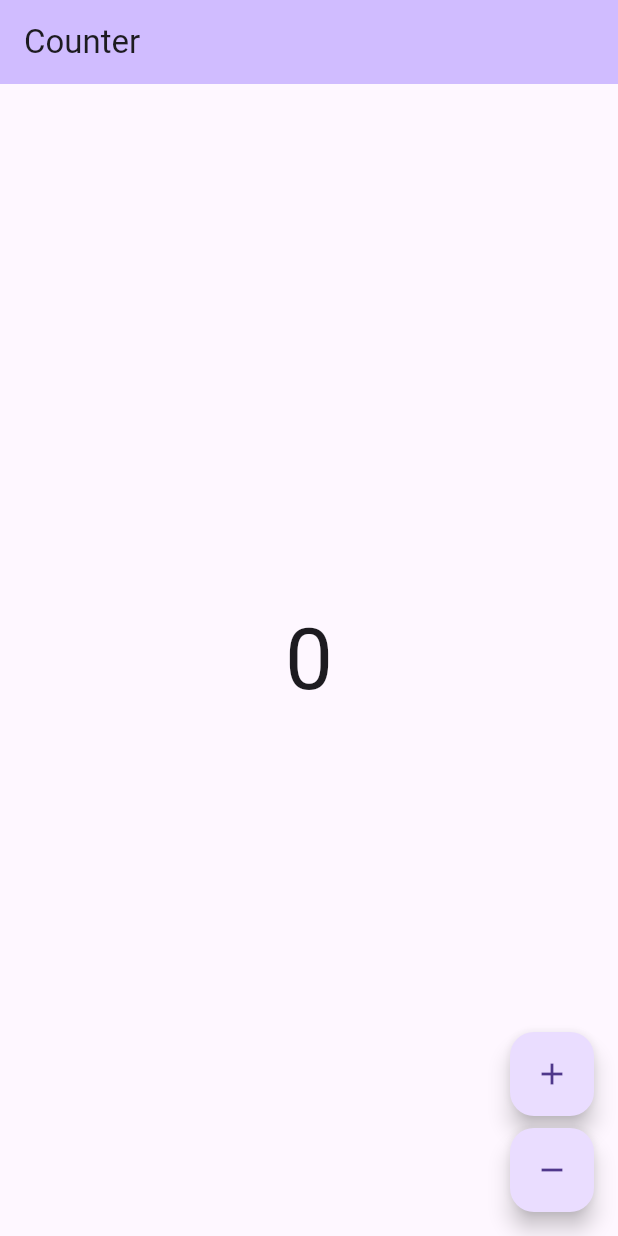
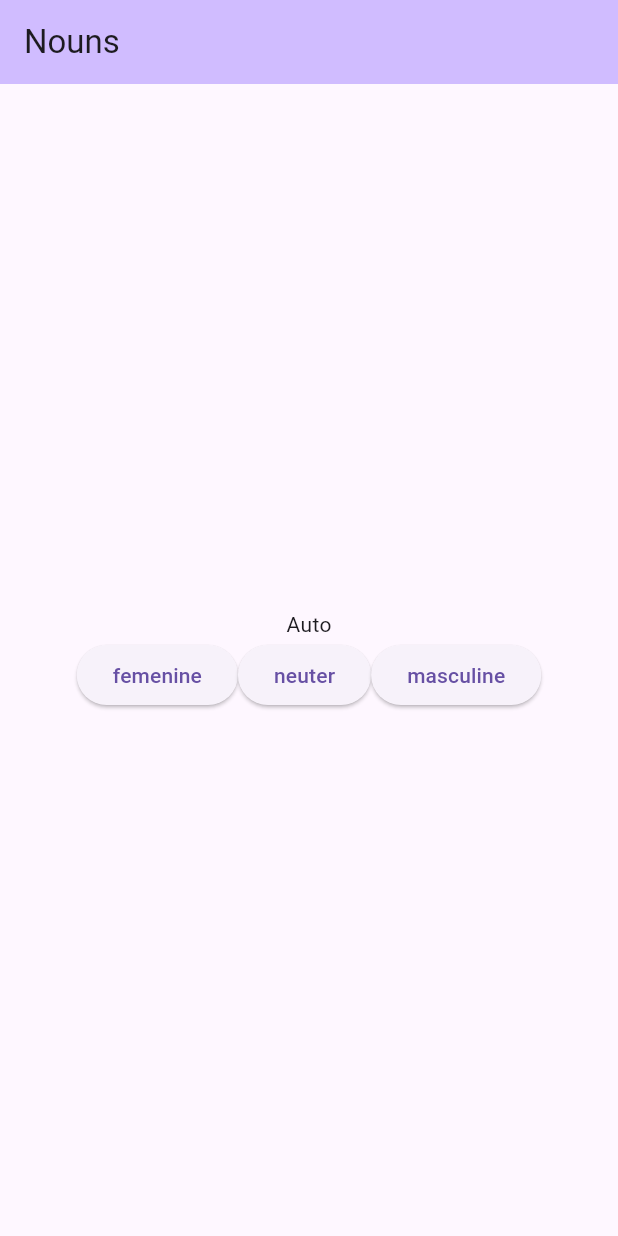
Before and after one commit to juandelgado/gendered-app, a Flutter app: the screen it shows after launch, on a phone screen of 412 x 824 dp. Run offline on Flutter 3.47's test engine with Material 3 defaults, Android fonts, the phone set to English and light mode, and no system bars; our stand-ins replace bloc, equatable, flutter_bloc; generated files the repository leaves out were written again.

Commit message:
feat: initial nouns page
Adds the initial nouns page, hardcoded nouns for now.

```diff
--- a/lib/app/view/app.dart
+++ b/lib/app/view/app.dart
@@ -1,12 +1,17 @@
 import 'package:flutter/material.dart';
-import 'package:gendered/counter/counter.dart';
+import 'package:flutter_bloc/flutter_bloc.dart';
 import 'package:gendered/l10n/l10n.dart';
+import 'package:gendered/nouns/cubit/nouns_cubit.dart';
+import 'package:gendered/nouns/view/nouns_page.dart';
 
 class App extends StatelessWidget {
   const App({super.key});
 
   @override
   Widget build(BuildContext context) {
+    // NOTE (JD): optional cubit to enable testing
+    final cubit = context.read<NounsCubit?>();
+
     return MaterialApp(
       theme: ThemeData(
         appBarTheme: AppBarTheme(
@@ -16,7 +21,9 @@ class App extends StatelessWidget {
       ),
       localizationsDelegates: AppLocalizations.localizationsDelegates,
       supportedLocales: AppLocalizations.supportedLocales,
-      home: const CounterPage(),
+      home: NounsPage(
+        cubit: cubit,
+      ),
     );
   }
 }
--- a/lib/counter/counter.dart
+++ /dev/null
@@ -1,2 +0,0 @@
-export 'cubit/counter_cubit.dart';
-export 'view/counter_page.dart';
--- a/lib/counter/cubit/counter_cubit.dart
+++ /dev/null
@@ -1,8 +0,0 @@
-import 'package:bloc/bloc.dart';
-
-class CounterCubit extends Cubit<int> {
-  CounterCubit() : super(0);
-
-  void increment() => emit(state + 1);
-  void decrement() => emit(state - 1);
-}
--- a/lib/counter/view/counter_page.dart
+++ /dev/null
@@ -1,55 +0,0 @@
-import 'package:flutter/material.dart';
-import 'package:flutter_bloc/flutter_bloc.dart';
-import 'package:gendered/counter/counter.dart';
-import 'package:gendered/l10n/l10n.dart';
-
-class CounterPage extends StatelessWidget {
-  const CounterPage({super.key});
-
-  @override
-  Widget build(BuildContext context) {
-    return BlocProvider(
-      create: (_) => CounterCubit(),
-      child: const CounterView(),
-    );
-  }
-}
-
-class CounterView extends StatelessWidget {
-  const CounterView({super.key});
-
-  @override
-  Widget build(BuildContext context) {
-    final l10n = context.l10n;
-    return Scaffold(
-      appBar: AppBar(title: Text(l10n.counterAppBarTitle)),
-      body: const Center(child: CounterText()),
-      floatingActionButton: Column(
-        mainAxisAlignment: MainAxisAlignment.end,
-        crossAxisAlignment: CrossAxisAlignment.end,
-        children: [
-          FloatingActionButton(
-            onPressed: () => context.read<CounterCubit>().increment(),
-            child: const Icon(Icons.add),
-          ),
-          const SizedBox(height: 8),
-          FloatingActionButton(
-            onPressed: () => context.read<CounterCubit>().decrement(),
-            child: const Icon(Icons.remove),
-          ),
-        ],
-      ),
-    );
-  }
-}
-
-class CounterText extends StatelessWidget {
-  const CounterText({super.key});
-
-  @override
-  Widget build(BuildContext context) {
-    final theme = Theme.of(context);
-    final count = context.select((CounterCubit cubit) => cubit.state);
-    return Text('$count', style: theme.textTheme.displayLarge);
-  }
-}
--- /dev/null
+++ b/lib/model/genre.dart
@@ -0,0 +1,5 @@
+enum Genre {
+  neuter,
+  femenine,
+  masculine,
+}
--- /dev/null
+++ b/lib/model/noun.dart
@@ -0,0 +1,12 @@
+import 'package:equatable/equatable.dart';
+import 'package:gendered/model/genre.dart';
+
+class Noun with EquatableMixin {
+  const Noun({required this.name, required this.genre});
+
+  final String name;
+  final Genre genre;
+
+  @override
+  List<Object> get props => [name, genre];
+}
--- /dev/null
+++ b/lib/nouns/cubit/nouns_cubit.dart
@@ -0,0 +1,39 @@
+import 'dart:async';
+
+import 'package:bloc/bloc.dart';
+import 'package:equatable/equatable.dart';
+import 'package:gendered/model/genre.dart';
+import 'package:gendered/model/noun.dart';
+import 'package:gendered/repository/nouns_repository.dart';
+import 'package:meta/meta.dart';
+
+part 'nouns_state.dart';
+
+class NounsCubit extends Cubit<NounsState> {
+  NounsCubit({NounsRepository? repository}) : super(NounsInitial()) {
+    _repository = repository ??= NounsRepository();
+  }
+
+  late final NounsRepository _repository;
+
+  Future<void> load() async {
+    emit(NounsLoading());
+
+    try {
+      final noun = await _repository.load();
+      emit(NounsLoaded(noun: noun));
+    } catch (e) {
+      emit(NounsLoadingError());
+    }
+  }
+
+  Future<void> validate({required Noun noun, required Genre answer}) async {
+    if (noun.genre == answer) {
+      emit(NounsCorrect(noun: noun));
+      await Future<void>.delayed(const Duration(milliseconds: 1500));
+      unawaited(load());
+    } else {
+      emit(NounsIncorrect(noun: noun));
+    }
+  }
+}
--- /dev/null
+++ b/lib/nouns/cubit/nouns_state.dart
@@ -0,0 +1,40 @@
+part of 'nouns_cubit.dart';
+
+@immutable
+sealed class NounsState extends Equatable {
+  @override
+  List<Object> get props => [];
+}
+
+final class NounsInitial extends NounsState {}
+
+final class NounsLoading extends NounsState {}
+
+final class NounsLoadingError extends NounsState {}
+
+final class NounsLoaded extends NounsState {
+  NounsLoaded({required this.noun});
+
+  final Noun noun;
+
+  @override
+  List<Object> get props => [noun];
+}
+
+final class NounsCorrect extends NounsState {
+  NounsCorrect({required this.noun});
+
+  final Noun noun;
+
+  @override
+  List<Object> get props => [noun];
+}
+
+final class NounsIncorrect extends NounsState {
+  NounsIncorrect({required this.noun});
+
+  final Noun noun;
+
+  @override
+  List<Object> get props => [noun];
+}
--- /dev/null
+++ b/lib/nouns/nouns.dart
@@ -0,0 +1,2 @@
+export 'cubit/nouns_cubit.dart';
+export 'view/nouns_page.dart';
--- /dev/null
+++ b/lib/nouns/view/nouns_page.dart
@@ -0,0 +1,214 @@
+import 'package:flutter/material.dart';
+import 'package:flutter_bloc/flutter_bloc.dart';
+import 'package:gendered/model/genre.dart';
+import 'package:gendered/model/noun.dart';
+import 'package:gendered/nouns/cubit/nouns_cubit.dart';
+
+class NounsPage extends StatelessWidget {
+  NounsPage({super.key, NounsCubit? cubit}) {
+    _nounsCubit = cubit ??= NounsCubit();
+  }
+
+  late final NounsCubit _nounsCubit;
+
+  @override
+  Widget build(BuildContext context) {
+    return BlocProvider(
+      create: (context) {
+        _nounsCubit.load();
+        return _nounsCubit;
+      },
+      child: const NounsView(),
+    );
+  }
+}
+
+class NounsView extends StatelessWidget {
+  const NounsView({super.key});
+
+  @override
+  Widget build(BuildContext context) {
+    return Scaffold(
+      appBar: AppBar(
+        title: const Text('Nouns'),
+      ),
+      body: BlocBuilder<NounsCubit, NounsState>(
+        builder: (context, state) {
+          return Center(
+            child: Builder(
+              builder: (context) {
+                switch (state.runtimeType) {
+                  case NounsCorrect:
+                    final noun = (state as NounsCorrect).noun;
+                    return NounsViewCorrect(noun: noun);
+                  case NounsIncorrect:
+                    final noun = (state as NounsIncorrect).noun;
+                    return NounsViewIncorrect(
+                      noun: noun,
+                      onGenreSelected: (genre) {
+                        context
+                            .read<NounsCubit>()
+                            .validate(noun: noun, answer: genre);
+                      },
+                      onNextNoun: () {
+                        context.read<NounsCubit>().load();
+                      },
+                    );
+                  case NounsLoaded:
+                    final noun = (state as NounsLoaded).noun;
+                    return NounsViewLoaded(
+                      noun: noun,
+                      onGenreSelected: (genre) {
+                        context
+                            .read<NounsCubit>()
+                            .validate(noun: noun, answer: genre);
+                      },
+                    );
+                  case NounsLoadingError:
+                    return NounsViewLoadingError(
+                      onTryAgain: () {
+                        context.read<NounsCubit>().load();
+                      },
+                    );
+                  default:
+                    return const NounsViewLoading();
+                }
+              },
+            ),
+          );
+        },
+      ),
+    );
+  }
+}
+
+class NounsViewIncorrect extends StatelessWidget {
+  const NounsViewIncorrect({
+    required this.onNextNoun,
+    required this.noun,
+    required this.onGenreSelected,
+    super.key,
+  });
+
+  final Noun noun;
+  final ValueChanged<Genre> onGenreSelected;
+  final VoidCallback onNextNoun;
+  static const Key nextKey = Key('NounsViewIncorrectNext');
+
+  @override
+  Widget build(BuildContext context) {
+    return Column(
+      mainAxisSize: MainAxisSize.min,
+      children: [
+        const Text('❌'),
+        NounsViewLoaded(noun: noun, onGenreSelected: onGenreSelected),
+        ElevatedButton(
+          key: nextKey,
+          onPressed: onNextNoun,
+          child: const Text('Next'),
+        ),
+      ],
+    );
+  }
+}
+
+class NounsViewCorrect extends StatelessWidget {
+  const NounsViewCorrect({required this.noun, super.key});
+
+  final Noun noun;
+
+  @override
+  Widget build(BuildContext context) {
+    return Column(
+      mainAxisSize: MainAxisSize.min,
+      children: [
+        const Text('✅'),
+        NounsViewLoaded(
+          noun: noun,
+        ),
+      ],
+    );
+  }
+}
+
+class NounsViewLoaded extends StatelessWidget {
+  const NounsViewLoaded({
+    required this.noun,
+    this.onGenreSelected,
+    super.key,
+  });
+
+  final Noun noun;
+  final ValueChanged<Genre>? onGenreSelected;
+
+  @override
+  Widget build(BuildContext context) {
+    return Column(
+      mainAxisSize: MainAxisSize.min,
+      children: [
+        Text(noun.name),
+        Row(
+          mainAxisSize: MainAxisSize.min,
+          children: [
+            ElevatedButton(
+              onPressed: onGenreSelected == null
+                  ? null
+                  : () => onGenreSelected!(Genre.femenine),
+              child: Text(
+                Genre.femenine.name,
+              ),
+            ),
+            ElevatedButton(
+              onPressed: onGenreSelected == null
+                  ? null
+                  : () => onGenreSelected!(Genre.neuter),
+              child: Text(
+                Genre.neuter.name,
+              ),
+            ),
+            ElevatedButton(
+              onPressed: onGenreSelected == null
+                  ? null
+                  : () => onGenreSelected!(Genre.masculine),
+              child: Text(
+                Genre.masculine.name,
+              ),
+            ),
+          ],
+        ),
+      ],
+    );
+  }
+}
+
+class NounsViewLoading extends StatelessWidget {
+  const NounsViewLoading({super.key});
+
+  @override
+  Widget build(BuildContext context) {
+    return const CircularProgressIndicator();
+  }
+}
+
+class NounsViewLoadingError extends StatelessWidget {
+  const NounsViewLoadingError({required this.onTryAgain, super.key});
+
+  static const Key tryAgainKey = Key('NounsViewLoadingErrorTryAgain');
+
+  final VoidCallback onTryAgain;
+
+  @override
+  Widget build(BuildContext context) {
+    return Column(
+      mainAxisSize: MainAxisSize.min,
+      children: [
+        const Text('Something went wrong'),
+        ElevatedButton(
+          key: tryAgainKey,
+          onPressed: onTryAgain,
+          child: const Text('Try again'),
+        ),
+      ],
+    );
+  }
+}
--- /dev/null
+++ b/lib/repository/nouns_repository.dart
@@ -0,0 +1,23 @@
+import 'dart:math';
+
+import 'package:gendered/model/genre.dart';
+import 'package:gendered/model/noun.dart';
+
+final List<Noun> _nouns = [
+  const Noun(name: 'Liebe', genre: Genre.femenine),
+  const Noun(name: 'Orange', genre: Genre.femenine),
+  const Noun(name: 'Auto', genre: Genre.neuter),
+  const Noun(name: 'Pferd', genre: Genre.neuter),
+  const Noun(name: 'Gebäude', genre: Genre.neuter),
+  const Noun(name: 'Teppich', genre: Genre.masculine),
+  const Noun(name: 'Sittich', genre: Genre.masculine),
+];
+
+class NounsRepository {
+  Future<Noun> load() async {
+    await Future<void>.delayed(
+      Duration(milliseconds: Random().nextInt(250)),
+    );
+    return _nouns[Random().nextInt(_nouns.length)];
+  }
+}
--- a/pubspec.yaml
+++ b/pubspec.yaml
@@ -8,13 +8,14 @@ environment:
 
 dependencies:
   bloc: ^8.1.4
+  equatable: ^2.0.5
   flutter:
     sdk: flutter
   flutter_bloc: ^8.1.6
   flutter_localizations:
     sdk: flutter
   intl: ^0.19.0
-
+  meta: ^1.15.0
 dev_dependencies:
   bloc_test: ^9.1.7
   flutter_test:
```
Also changed, not shown: pubspec.lock, 5 other files.
